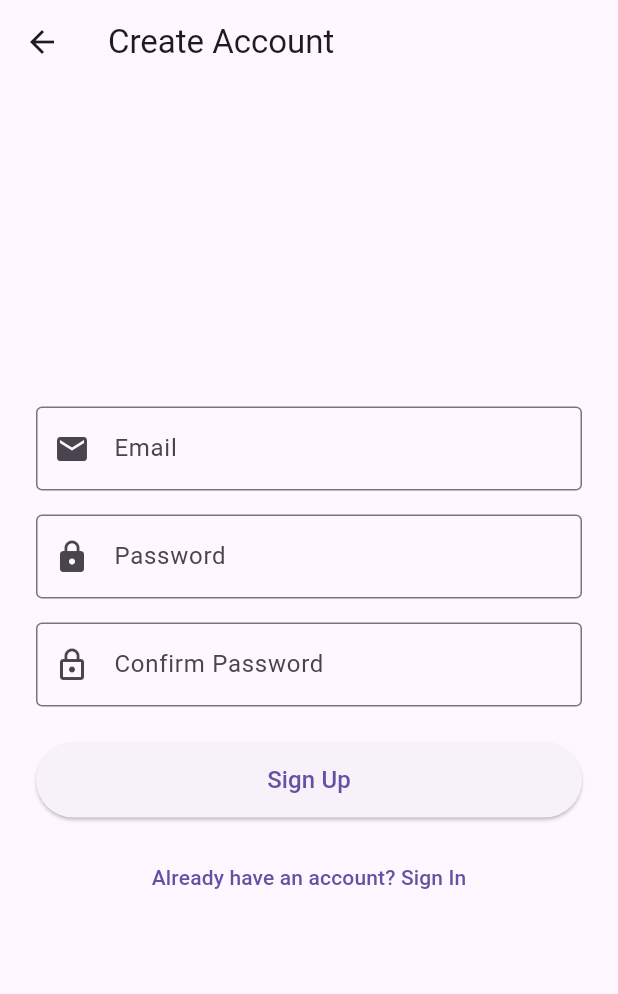
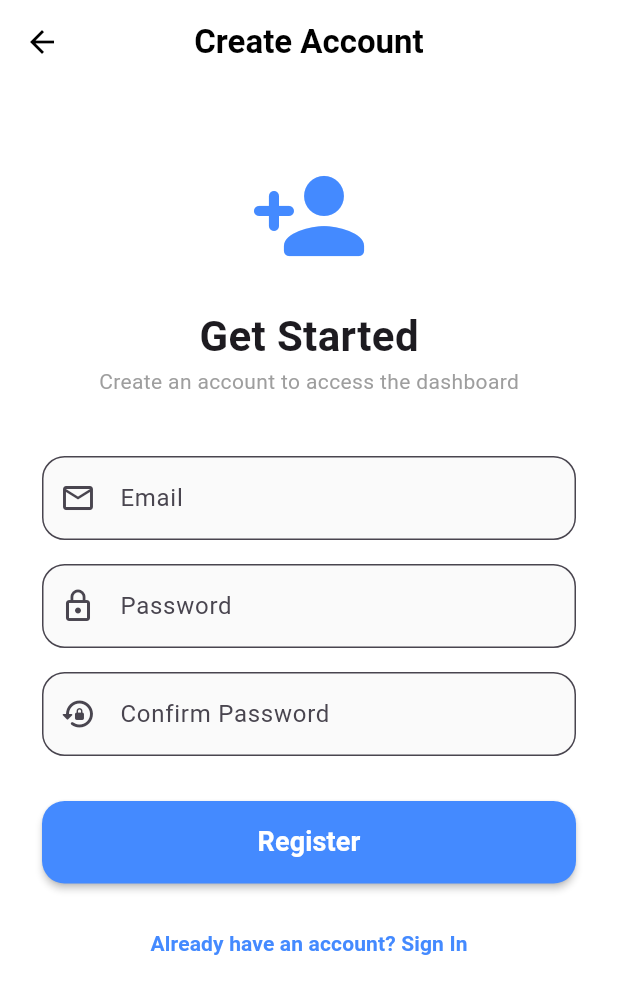
Before and after one commit to 1stLady-dot/aunthenticated_user_dashboard, a Flutter app: the SignupScreen screen opened directly, on a phone screen of 412 x 824 dp. Shown: the top 994 px of the screen. Run offline on Flutter 3.47's test engine with Material 3 defaults, Android fonts, the phone set to English and light mode, and no system bars; our stand-ins replace firebase_auth, firebase_core; accounts and stored records are empty.

Commit message:
Adding UI/UX improvements to the signup screen.

```diff
--- a/lib/screens/signup_screen.dart
+++ b/lib/screens/signup_screen.dart
@@ -49,106 +49,145 @@ class _SignupScreenState extends State<SignupScreen> {
     setState(() => _isLoading = true);
 
     try {
-      // Create new user with Firebase [citation:1]
       await _auth.createUserWithEmailAndPassword(
         email: _emailController.text.trim(),
         password: _passwordController.text.trim(),
       );
+    } on FirebaseAuthException catch (e) {
+      if (!mounted) return;
 
-      // Success! AuthWrapper will redirect to dashboard
-
-    } on FirebaseAuthException catch (e) {
-      String errorMessage;
-
+      String errorMessage = 'Registration failed';
       if (e.code == 'email-already-in-use') {
         errorMessage = 'This email is already registered.';
       } else if (e.code == 'weak-password') {
         errorMessage = 'The password is too weak.';
-      } else if (e.code == 'invalid-email') {
-        errorMessage = 'The email address is invalid.';
-      } else {
-        errorMessage = 'Registration failed: ${e.message}';
       }
 
       ScaffoldMessenger.of(context).showSnackBar(
-        SnackBar(content: Text(errorMessage)),
+        SnackBar(
+          content: Text(errorMessage),
+          behavior: SnackBarBehavior.floating,
+          backgroundColor: Colors.redAccent,
+        ),
       );
-
     } catch (e) {
+      if (!mounted) return;
       ScaffoldMessenger.of(context).showSnackBar(
         SnackBar(content: Text('An error occurred: ${e.toString()}')),
       );
     } finally {
-      setState(() => _isLoading = false);
+      if (mounted) setState(() => _isLoading = false);
     }
   }
 
   @override
   Widget build(BuildContext context) {
     return Scaffold(
-      appBar: AppBar(title: const Text('Create Account')),
-      body: Padding(
-        padding: const EdgeInsets.all(24.0),
+      backgroundColor: Colors.white,
+      appBar: AppBar(
+        title: const Text('Create Account', style: TextStyle(fontWeight: FontWeight.bold)),
+        centerTitle: true,
+        elevation: 0,
+        backgroundColor: Colors.transparent,
+        foregroundColor: Colors.black,
+      ),
+      body: SingleChildScrollView(
+        child: Padding(
+          padding: const EdgeInsets.all(28.0),
           child: Form(
             key: _formKey,
             child: Column(
-            mainAxisAlignment: MainAxisAlignment.center,
               children: [
+                const SizedBox(height: 20),
+                const Icon(Icons.person_add_rounded, size: 80, color: Colors.blueAccent),
+                const SizedBox(height: 20),
+                const Text(
+                  "Get Started",
+                  style: TextStyle(fontSize: 28, fontWeight: FontWeight.bold),
+                ),
+                const Text("Create an account to access the dashboard", style: TextStyle(color: Colors.grey)),
+                const SizedBox(height: 40),
+
+                // Email field
                 TextFormField(
                   controller: _emailController,
-                decoration: const InputDecoration(
+                  enabled: !_isLoading,
+                  decoration: InputDecoration(
                     labelText: 'Email',
-                  border: OutlineInputBorder(),
-                  prefixIcon: Icon(Icons.email),
+                    prefixIcon: const Icon(Icons.email_outlined),
+                    border: OutlineInputBorder(borderRadius: BorderRadius.circular(15)),
+                    filled: true,
+                    fillColor: Colors.grey[50],
                   ),
                   validator: _validateEmail,
-                enabled: !_isLoading,
                 ),
                 const SizedBox(height: 16),
 
+                // Password field
                 TextFormField(
                   controller: _passwordController,
-                decoration: const InputDecoration(
+                  enabled: !_isLoading,
+                  obscureText: true,
+                  decoration: InputDecoration(
                     labelText: 'Password',
-                  border: OutlineInputBorder(),
-                  prefixIcon: Icon(Icons.lock),
+                    prefixIcon: const Icon(Icons.lock_outline),
+                    border: OutlineInputBorder(borderRadius: BorderRadius.circular(15)),
+                    filled: true,
+                    fillColor: Colors.grey[50],
                   ),
-                obscureText: true,
                   validator: _validatePassword,
-                enabled: !_isLoading,
                 ),
                 const SizedBox(height: 16),
 
+                // Confirm Password field
                 TextFormField(
                   controller: _confirmPasswordController,
-                decoration: const InputDecoration(
+                  enabled: !_isLoading,
+                  obscureText: true,
+                  decoration: InputDecoration(
                     labelText: 'Confirm Password',
-                  border: OutlineInputBorder(),
-                  prefixIcon: Icon(Icons.lock_outline),
+                    prefixIcon: const Icon(Icons.lock_reset_rounded),
+                    border: OutlineInputBorder(borderRadius: BorderRadius.circular(15)),
+                    filled: true,
+                    fillColor: Colors.grey[50],
                   ),
-                obscureText: true,
                   validator: _validateConfirmPassword,
-                enabled: !_isLoading,
                 ),
-              const SizedBox(height: 24),
+                const SizedBox(height: 30),
 
+                // Sign Up button
                 SizedBox(
                   width: double.infinity,
-                height: 50,
+                  height: 55,
                   child: ElevatedButton(
+                    style: ElevatedButton.styleFrom(
+                      backgroundColor: Colors.blueAccent,
+                      foregroundColor: Colors.white,
+                      shape: RoundedRectangleBorder(borderRadius: BorderRadius.circular(15)),
+                      elevation: 2,
+                    ),
                     onPressed: _isLoading ? null : _signUp,
                     child: _isLoading
-                      ? const CircularProgressIndicator(color: Colors.white)
-                      : const Text('Sign Up', style: TextStyle(fontSize: 16)),
+                        ? const SizedBox(
+                            height: 20,
+                            width: 20,
+                            child: CircularProgressIndicator(color: Colors.white, strokeWidth: 2),
+                          )
+                        : const Text('Register', style: TextStyle(fontSize: 18, fontWeight: FontWeight.bold)),
                   ),
                 ),
                 const SizedBox(height: 16),
 
+                // Back to Login
                 TextButton(
                   onPressed: _isLoading ? null : () => Navigator.pop(context),
-                child: const Text('Already have an account? Sign In'),
+                  child: const Text(
+                    'Already have an account? Sign In',
+                    style: TextStyle(color: Colors.blueAccent, fontWeight: FontWeight.w600),
+                  ),
                 ),
               ],
+            ),
           ),
         ),
       ),
```
Lines whose indentation alone changed are shown as unchanged.
